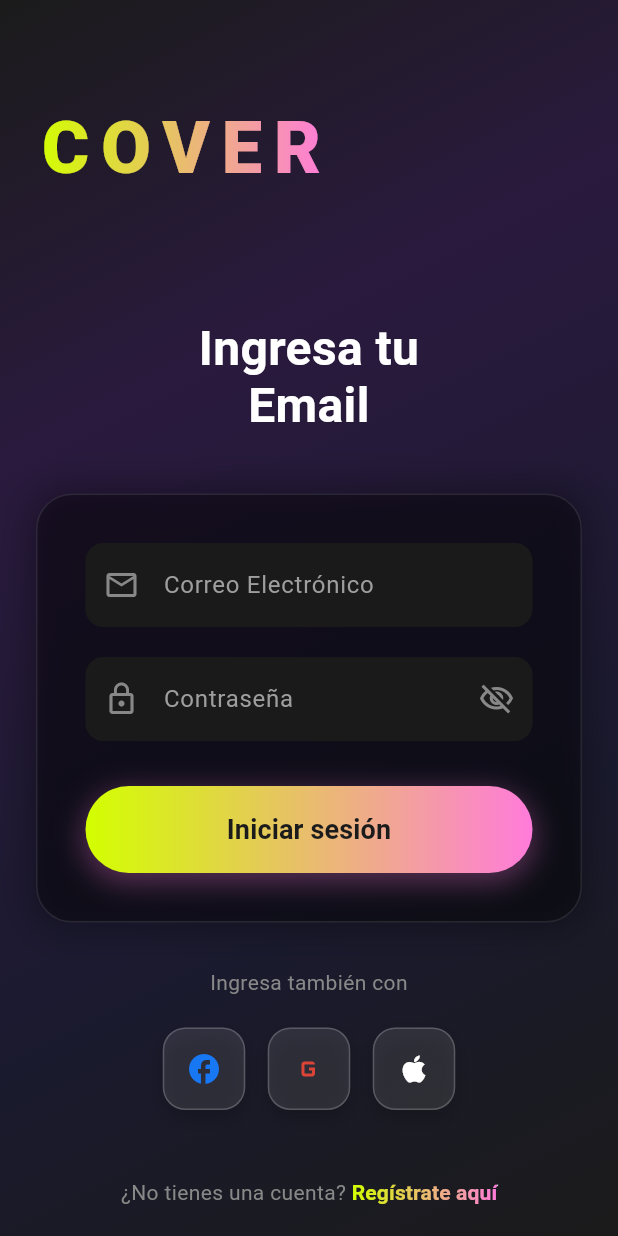
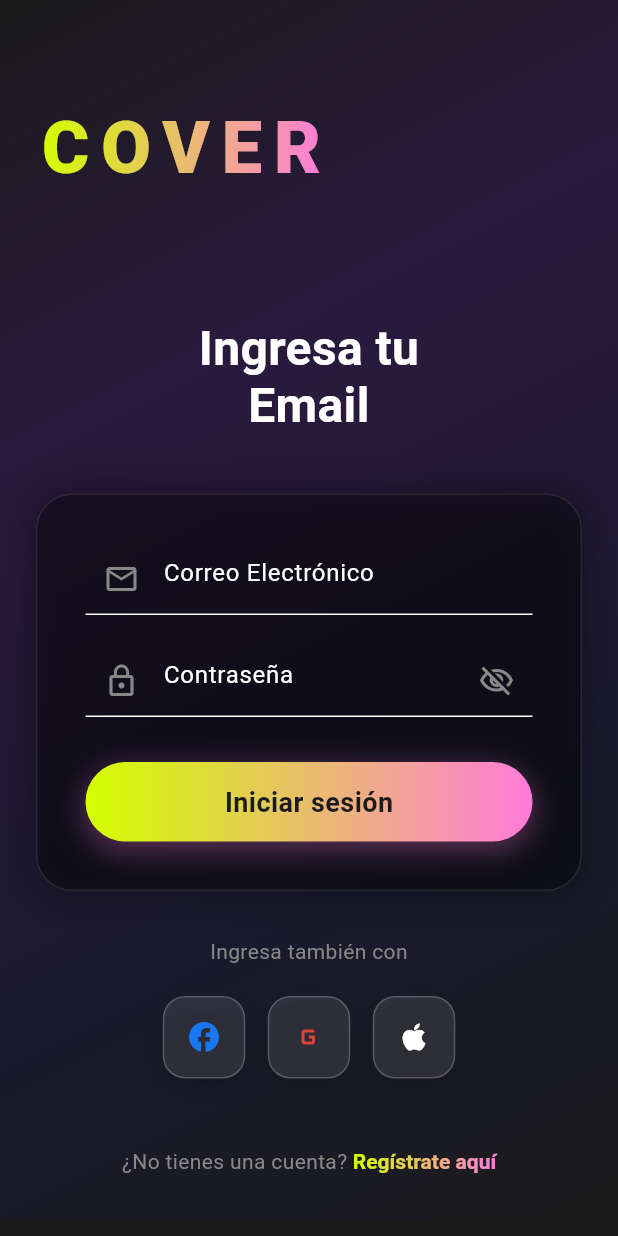
Before and after one commit to GadielBG/CoverFlutterFrontend, a Flutter app: the screen it shows after launch, on a phone screen of 412 x 824 dp. Run offline on Flutter 3.47's test engine with Material 3 defaults, Android fonts, the light colour scheme and no system bars; our stand-ins replace bloc, dio, equatable, flutter_bloc, get_it, shared_preferences.

Commit message:
refactor: Se llamo a los estilos de app_theme

```diff
--- a/lib/app/app.dart
+++ b/lib/app/app.dart
@@ -1,3 +1,4 @@
+import 'package:cover/app/theme/app_theme.dart';
 import 'package:flutter/material.dart';
 import 'package:flutter_bloc/flutter_bloc.dart';
 import 'package:flutter_localizations/flutter_localizations.dart';
@@ -31,7 +32,7 @@ class App extends StatelessWidget {
           Locale('es', 'ES'),
         ],
 
-        theme: ThemeData(
+        /*theme: ThemeData(
           primarySwatch: Colors.purple,
           primaryColor: const Color(0xFF6B46C1),
           scaffoldBackgroundColor: const Color(0xFF0F0F0F),
@@ -82,7 +83,8 @@ class App extends StatelessWidget {
             bodyMedium: TextStyle(color: Colors.white),
             titleLarge: TextStyle(color: Colors.white, fontWeight: FontWeight.bold),
           ),
-        ),
+        ),*/
+        theme: AppTheme.darkTheme,
         home: BlocBuilder<AuthBloc, AuthState>(
           builder: (context, state) {
             if (state is AuthInitial) {
```
